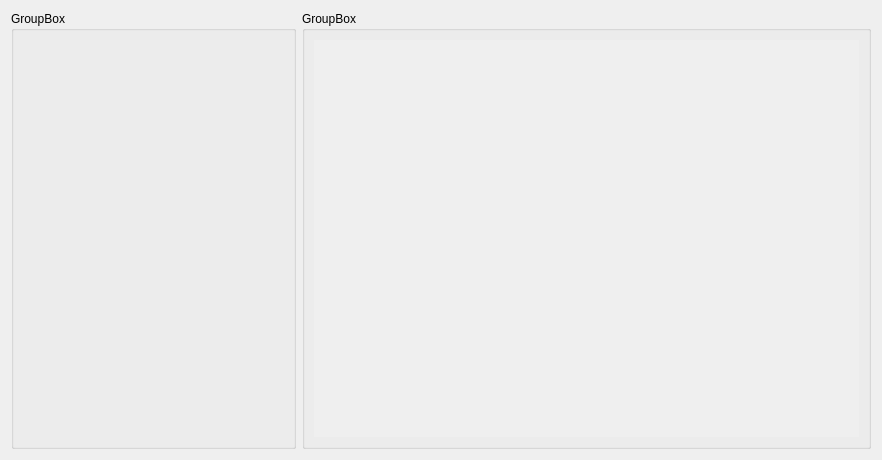
Old version of the form app/window/pulse_window.ui in the repository teuncm/wormenpracticum.
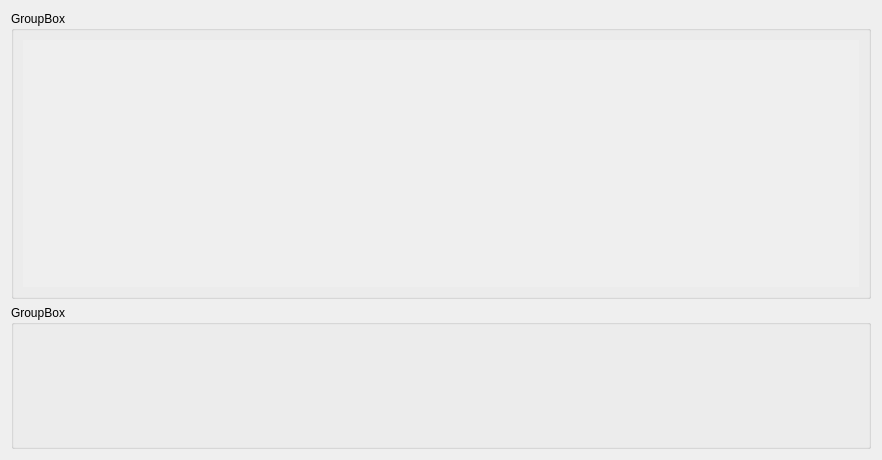
New version of the form.

Commit message: Add plot legend

```diff
--- a/app/window/pulse_window.ui
+++ b/app/window/pulse_window.ui
@@ -13,20 +13,13 @@
   <property name="windowTitle">
    <string>Dialog</string>
   </property>
-  <layout class="QHBoxLayout" name="horizontalLayout_2" stretch="1,2">
-   <item>
-    <widget class="QGroupBox" name="sliderBox">
-     <property name="title">
-      <string>GroupBox</string>
-     </property>
-    </widget>
-   </item>
+  <layout class="QVBoxLayout" name="verticalLayout_2" stretch="2,1">
    <item>
     <widget class="QGroupBox" name="groupBox_2">
      <property name="title">
       <string>GroupBox</string>
      </property>
-     <layout class="QHBoxLayout" name="horizontalLayout">
+     <layout class="QVBoxLayout" name="verticalLayout">
       <item>
        <widget class="QWidget" name="pulseContainer" native="true">
         <property name="autoFillBackground">
@@ -37,6 +30,13 @@
      </layout>
     </widget>
    </item>
+   <item>
+    <widget class="QGroupBox" name="sliderBox">
+     <property name="title">
+      <string>GroupBox</string>
+     </property>
+    </widget>
+   </item>
   </layout>
  </widget>
  <resources/>
```
The commit also changes 2 other files.
